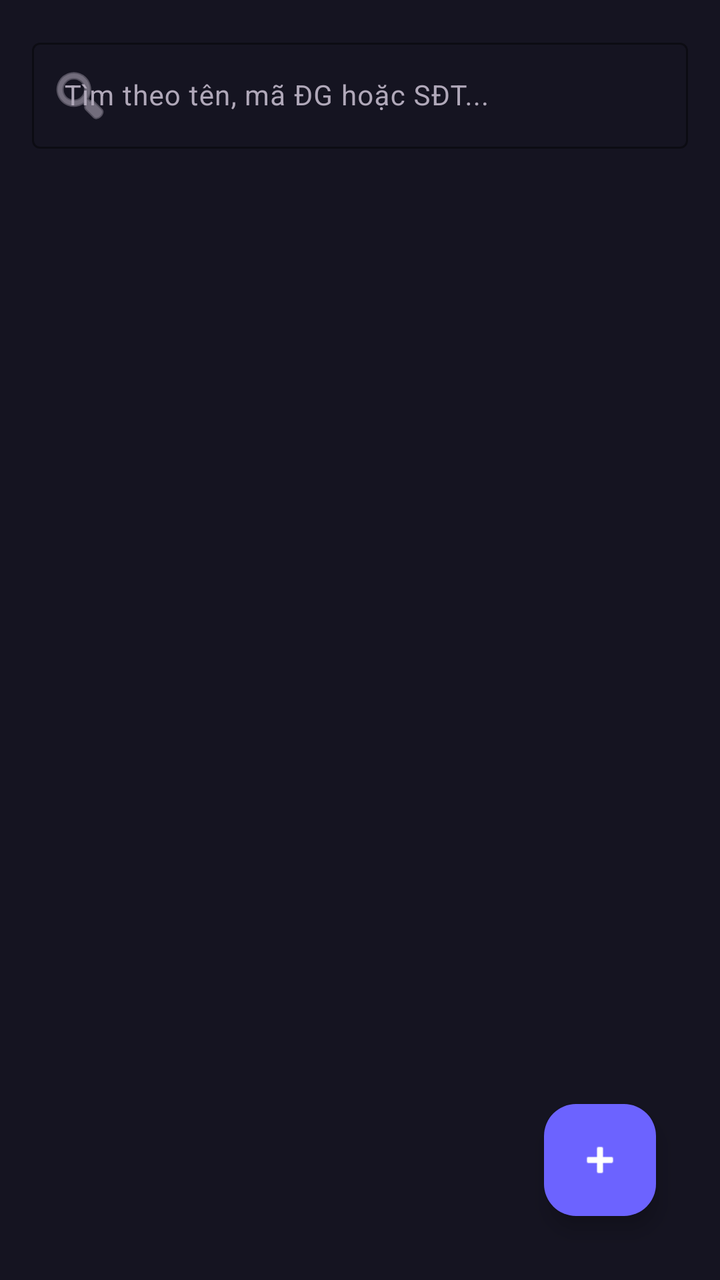
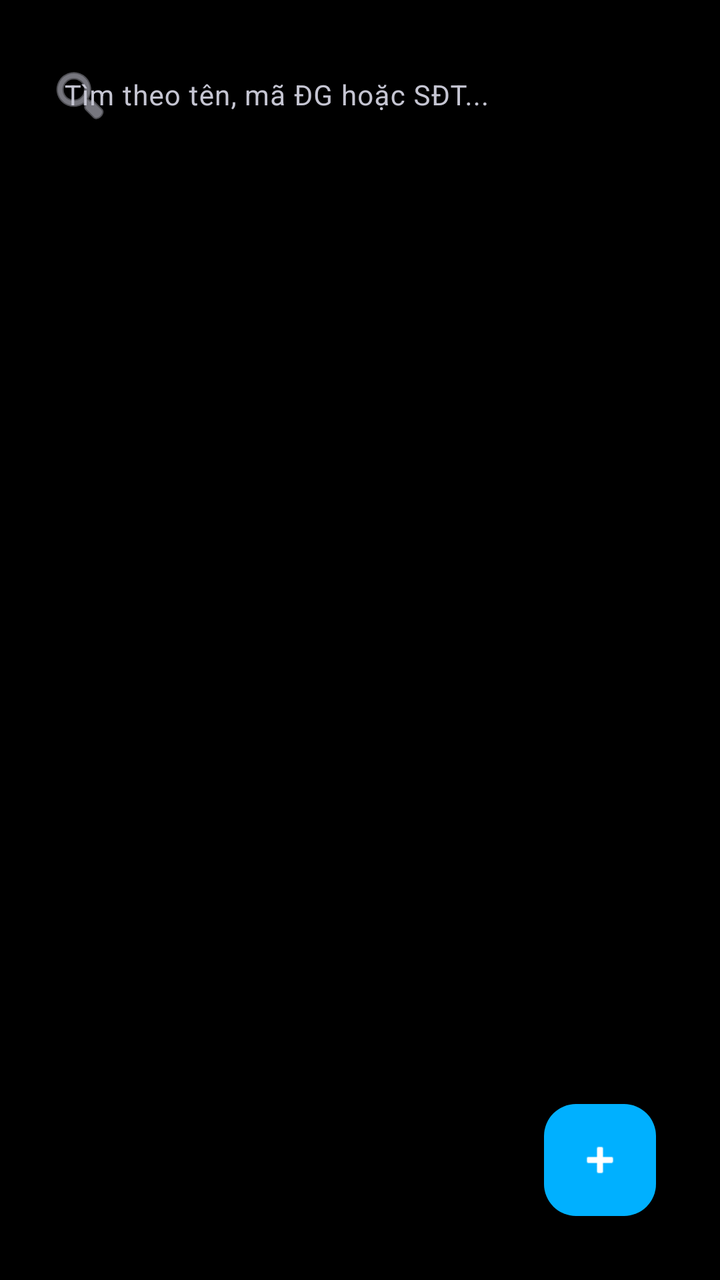

Before-and-after screenshots of an Android layout around one commit, followed by the original layout XML and the change that was made.
<!-- AndroidManifest.xml: application theme Theme.QLTV -->
<!-- res/layout/fragment_reader_management.xml -->
<?xml version="1.0" encoding="utf-8"?>
<androidx.constraintlayout.widget.ConstraintLayout xmlns:android="http://schemas.android.com/apk/res/android"
    xmlns:app="http://schemas.android.com/apk/res-auto"
    xmlns:tools="http://schemas.android.com/tools"
    android:layout_width="match_parent"
    android:layout_height="match_parent"
    android:background="#151421"
    android:padding="16dp">

    
    <com.google.android.material.textfield.TextInputLayout
        android:id="@+id/searchLayoutReader"
        style="@style/Widget.Material3.TextInputLayout.OutlinedBox"
        android:layout_width="match_parent"
        android:layout_height="wrap_content"
        android:hint="Tìm theo tên, mã ĐG hoặc SĐT..."
        android:textColorHint="#B0A8B9"
        app:boxStrokeColor="#6C63FF"
        app:boxStrokeWidthFocused="2dp"
        app:hintTextColor="#6C63FF"
        app:layout_constraintTop_toTopOf="parent"
        app:startIconDrawable="@android:drawable/ic_menu_search"
        app:startIconTint="#B0A8B9">

        <com.google.android.material.textfield.TextInputEditText
            android:id="@+id/editSearchReader"
            android:layout_width="match_parent"
            android:layout_height="wrap_content"
            android:inputType="text"
            android:textColor="#FFFFFF"
            android:textSize="14sp" />
    </com.google.android.material.textfield.TextInputLayout>

    
    <androidx.recyclerview.widget.RecyclerView
        android:id="@+id/recyclerViewReaders"
        android:layout_width="match_parent"
        android:layout_height="0dp"
        android:layout_marginTop="12dp"
        app:layout_constraintBottom_toBottomOf="parent"
        app:layout_constraintTop_toBottomOf="@id/searchLayoutReader"
        tools:listitem="@android:layout/simple_list_item_1" />

    <TextView
        android:id="@+id/txtEmptyReader"
        android:layout_width="wrap_content"
        android:layout_height="wrap_content"
        android:text="Không tìm thấy độc giả nào!"
        android:textColor="#B0A8B9"
        android:textSize="15sp"
        android:visibility="gone"
        app:layout_constraintBottom_toBottomOf="parent"
        app:layout_constraintEnd_toEndOf="parent"
        app:layout_constraintStart_toStartOf="parent"
        app:layout_constraintTop_toTopOf="parent" />

    <com.google.android.material.floatingactionbutton.FloatingActionButton
        android:id="@+id/fabAddReader"
        android:layout_width="wrap_content"
        android:layout_height="wrap_content"
        android:layout_margin="16dp"
        android:contentDescription="Add Reader"
        android:src="@android:drawable/ic_input_add"
        app:backgroundTint="#6C63FF"
        app:layout_constraintBottom_toBottomOf="parent"
        app:layout_constraintEnd_toEndOf="parent"
        app:tint="#FFFFFF" />

</androidx.constraintlayout.widget.ConstraintLayout>
<!-- resources referenced by this layout -->
<resources>
  <style name="Theme.QLTV" parent="Base.Theme.QLTV" />
  <style name="Base.Theme.QLTV" parent="Theme.Material3.DayNight.NoActionBar">
          
          
      </style>
</resources>

<!-- the commit's change to res/layout/fragment_reader_management.xml (unified diff, before → after) -->
@@ -4,7 +4,7 @@
     xmlns:tools="http://schemas.android.com/tools"
     android:layout_width="match_parent"
     android:layout_height="match_parent"
-    android:background="#151421"
+    android:background="#000000"
     android:padding="16dp">
 
     
@@ -14,13 +14,13 @@
         android:layout_width="match_parent"
         android:layout_height="wrap_content"
         android:hint="Tìm theo tên, mã ĐG hoặc SĐT..."
-        android:textColorHint="#B0A8B9"
-        app:boxStrokeColor="#6C63FF"
+        android:textColorHint="#C5C5D2"
+        app:boxStrokeColor="#FFFFFF"
         app:boxStrokeWidthFocused="2dp"
-        app:hintTextColor="#6C63FF"
+        app:hintTextColor="#FFFFFF"
         app:layout_constraintTop_toTopOf="parent"
         app:startIconDrawable="@android:drawable/ic_menu_search"
-        app:startIconTint="#B0A8B9">
+        app:startIconTint="#C5C5D2">
 
         <com.google.android.material.textfield.TextInputEditText
             android:id="@+id/editSearchReader"
@@ -46,7 +46,7 @@
         android:layout_width="wrap_content"
         android:layout_height="wrap_content"
         android:text="Không tìm thấy độc giả nào!"
-        android:textColor="#B0A8B9"
+        android:textColor="#C5C5D2"
         android:textSize="15sp"
         android:visibility="gone"
         app:layout_constraintBottom_toBottomOf="parent"
@@ -61,7 +61,7 @@
         android:layout_margin="16dp"
         android:contentDescription="Add Reader"
         android:src="@android:drawable/ic_input_add"
-        app:backgroundTint="#6C63FF"
+        app:backgroundTint="#00B0FF"
         app:layout_constraintBottom_toBottomOf="parent"
         app:layout_constraintEnd_toEndOf="parent"
         app:tint="#FFFFFF" />
